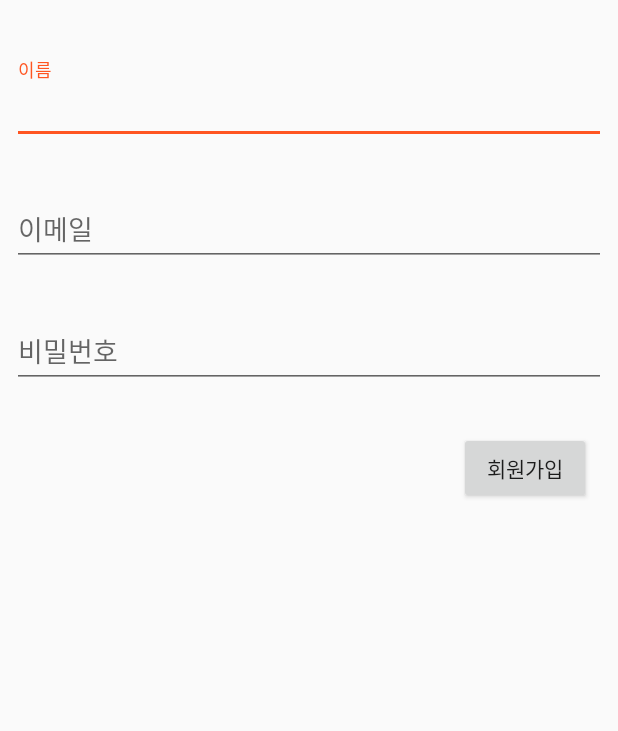
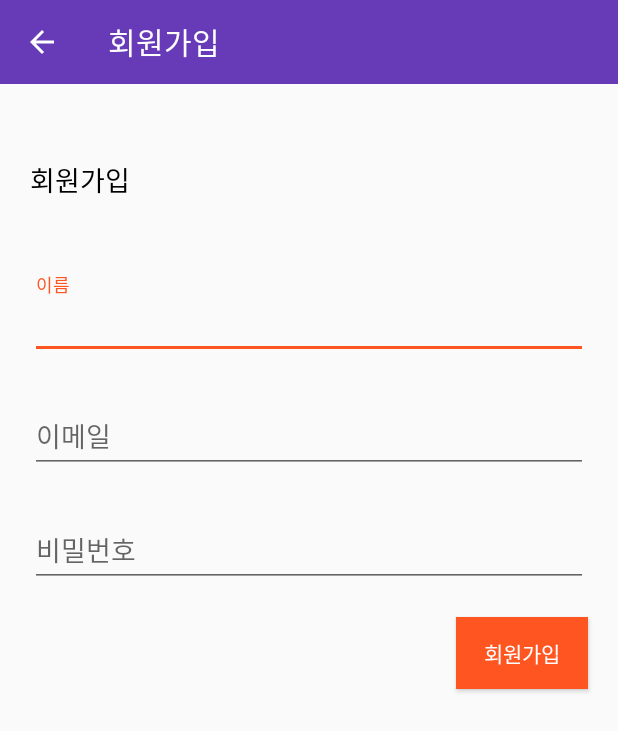
Before and after one commit to Kimsihwan/Datok, an Android app: the RegisterActivity screen opened directly, with no data from a screen before it, on a phone screen of 412 x 824 dp. Shown: the top 731 px of the screen. Run offline under Robolectric (Android 15) with nearby library versions, the phone set to English and light mode, and no system bars; our stand-ins replace Firebase (no records; nobody signed in at launch, a user with empty details on screens opened directly).

Commit message:
로그인 및 회원가입

```diff
--- a/app/src/main/AndroidManifest.xml
+++ b/app/src/main/AndroidManifest.xml
@@ -19,7 +19,10 @@
             </intent-filter>
         </activity>
         <activity android:name=".StartActivity" />
-        <activity android:name=".RegisterActivity"></activity>
+        <activity
+            android:name=".RegisterActivity"
+            android:parentActivityName=".StartActivity" />
+        <activity android:name=".LoginActivity"></activity>
     </application>
 
 </manifest>
--- a/app/src/main/java/com/example/test/datok/RegisterActivity.java
+++ b/app/src/main/java/com/example/test/datok/RegisterActivity.java
@@ -1,13 +1,17 @@
 package com.example.test.datok;
 
+import android.app.ProgressDialog;
 import android.content.Intent;
 import android.support.annotation.NonNull;
 import android.support.design.widget.TextInputLayout;
 import android.support.v7.app.AppCompatActivity;
 import android.os.Bundle;
+import android.support.v7.widget.Toolbar;
+import android.text.TextUtils;
 import android.util.Log;
 import android.view.View;
 import android.widget.Button;
+import android.widget.ProgressBar;
 import android.widget.Toast;
 
 import com.google.android.gms.tasks.OnCompleteListener;
@@ -26,6 +30,12 @@ public class RegisterActivity extends AppCompatActivity {
     private TextInputLayout mPassword;
     private Button mCreateBtn;
 
+    private Toolbar mToolbar;
+
+    //ProgressDialog
+    private ProgressDialog mRegProgress;
+
+    //Firebase Auth
     private FirebaseAuth mAuth;
 
 
@@ -33,6 +43,15 @@ public class RegisterActivity extends AppCompatActivity {
     protected void onCreate(Bundle savedInstanceState) {
         super.onCreate(savedInstanceState);
         setContentView(R.layout.activity_register);
+
+        //Toolbar
+        mToolbar = findViewById(R.id.register_app_bar);
+        setSupportActionBar(mToolbar);
+        getSupportActionBar().setTitle("회원가입");
+        getSupportActionBar().setDisplayHomeAsUpEnabled(true);
+
+        mRegProgress = new ProgressDialog(this);
+
 
         mAuth = FirebaseAuth.getInstance();
 
@@ -49,7 +68,16 @@ public class RegisterActivity extends AppCompatActivity {
                 String email = mEmail.getEditText().getText().toString();
                 String password = mPassword.getEditText().getText().toString();
 
-                register_user(display_name, email, password);
+                if(!TextUtils.isEmpty(display_name) || !TextUtils.isEmpty(email) || !TextUtils.isEmpty(password)) {
+
+                    mRegProgress.setTitle("사용자 등록 중");
+                    mRegProgress.setMessage("잠시만기다려주세요.");
+                    mRegProgress.setCanceledOnTouchOutside(false);
+                    mRegProgress.show();
+                    register_user(display_name, email, password);
+                }
+
+
 
             }
         });
@@ -64,12 +92,14 @@ public class RegisterActivity extends AppCompatActivity {
                     public void onComplete(@NonNull Task<AuthResult> task) {
                         if (task.isSuccessful()) {
                             Log.d(TAG, "회원가입 성공");
+                            mRegProgress.dismiss();
                             Intent mainIntent = new Intent(RegisterActivity.this, MainActivity.class);
                             startActivity(mainIntent);
                             finish();
                         } else {
                             Log.d(TAG, "회원가입 실패: ", task.getException());
-                            Toast.makeText(RegisterActivity.this, "회원가입에 실패하였습니다.", Toast.LENGTH_SHORT).show();
+                            mRegProgress.hide();
+                            Toast.makeText(RegisterActivity.this, "회원가입에 실패하였습니다. 양식을 확인하시고 다시 시도해주세요.", Toast.LENGTH_SHORT).show();
                         }
                     }
                 });
--- a/app/src/main/res/layout/activity_register.xml
+++ b/app/src/main/res/layout/activity_register.xml
@@ -6,16 +6,18 @@
     android:layout_height="match_parent"
     tools:context=".RegisterActivity">
 
+    <include layout="@layout/app_bar_layout" android:id="@+id/register_app_bar"/>
+
     <android.support.design.widget.TextInputLayout
         android:id="@+id/reg_display_name"
         android:layout_width="0dp"
         android:layout_height="wrap_content"
-        android:layout_marginEnd="8dp"
-        android:layout_marginStart="8dp"
-        android:layout_marginTop="40dp"
+        android:layout_marginEnd="20dp"
+        android:layout_marginStart="20dp"
+        android:layout_marginTop="50dp"
         app:layout_constraintEnd_toEndOf="parent"
         app:layout_constraintStart_toStartOf="parent"
-        app:layout_constraintTop_toTopOf="parent">
+        app:layout_constraintTop_toBottomOf="@+id/textView2">
 
         <android.support.design.widget.TextInputEditText
             android:layout_width="match_parent"
@@ -27,14 +29,15 @@
         android:id="@+id/reg_email"
         android:layout_width="0dp"
         android:layout_height="wrap_content"
-        android:layout_marginEnd="8dp"
-        android:layout_marginStart="8dp"
-        android:layout_marginTop="25dp"
+        android:layout_marginEnd="20dp"
+        android:layout_marginStart="20dp"
+        android:layout_marginTop="20dp"
         app:layout_constraintEnd_toEndOf="parent"
         app:layout_constraintStart_toStartOf="parent"
         app:layout_constraintTop_toBottomOf="@+id/reg_display_name">
 
         <android.support.design.widget.TextInputEditText
+            android:inputType="textEmailAddress"
             android:layout_width="match_parent"
             android:layout_height="wrap_content"
             android:hint="이메일" />
@@ -44,14 +47,15 @@
         android:id="@+id/reg_password"
         android:layout_width="0dp"
         android:layout_height="wrap_content"
-        android:layout_marginEnd="8dp"
-        android:layout_marginStart="8dp"
-        android:layout_marginTop="25dp"
+        android:layout_marginEnd="20dp"
+        android:layout_marginStart="20dp"
+        android:layout_marginTop="20dp"
         app:layout_constraintEnd_toEndOf="parent"
         app:layout_constraintStart_toStartOf="parent"
         app:layout_constraintTop_toBottomOf="@+id/reg_email">
 
         <android.support.design.widget.TextInputEditText
+            android:inputType="textPassword"
             android:layout_width="match_parent"
             android:layout_height="wrap_content"
             android:hint="비밀번호" />
@@ -61,9 +65,24 @@
         android:id="@+id/reg_create_btn"
         android:layout_width="wrap_content"
         android:layout_height="wrap_content"
-        android:layout_marginEnd="18dp"
-        android:layout_marginTop="29dp"
+        android:layout_marginEnd="20dp"
+        android:layout_marginTop="20dp"
+        android:background="@color/colorAccent"
         android:text="회원가입"
+        android:textAlignment="center"
+        android:textColor="@android:color/white"
         app:layout_constraintEnd_toEndOf="parent"
         app:layout_constraintTop_toBottomOf="@+id/reg_password" />
+
+    <TextView
+        android:id="@+id/textView2"
+        android:layout_width="0dp"
+        android:layout_height="wrap_content"
+        android:layout_marginStart="20dp"
+        android:layout_marginTop="50dp"
+        android:text="회원가입"
+        android:textColor="@android:color/black"
+        android:textSize="18sp"
+        app:layout_constraintStart_toStartOf="parent"
+        app:layout_constraintTop_toBottomOf="@+id/register_app_bar" />
 </android.support.constraint.ConstraintLayout>
--- a/app/src/main/res/values/colors.xml
+++ b/app/src/main/res/values/colors.xml
@@ -3,4 +3,5 @@
     <color name="colorPrimary">#673bb7</color>
     <color name="colorPrimaryDark">#512da7</color>
     <color name="colorAccent">#ff5521</color>
+    <color name="white">#ffffff</color>
 </resources>
--- a/app/src/main/res/values/strings.xml
+++ b/app/src/main/res/values/strings.xml
@@ -1,6 +1,6 @@
 <resources>
     <string name="app_name">Datok</string>
-    <string name="need_a_new_account">회원가입이 필요하신가요?</string>
+    <string name="need_a_new_account">회원가입</string>
     <string name="display_name">Display Name</string>
     <string name="email">Email</string>
     <string name="password">Password</string>
```
Also changed, not shown: app/src/main/java/com/example/test/datok/LoginActivity.java (added, +96 -0 lines), app/src/main/java/com/example/test/datok/StartActivity.java (+12 -2 lines), app/src/main/res/layout/activity_login.xml (added, +73 -0 lines), app/src/main/res/layout/activity_start.xml (+27 -9 lines).
